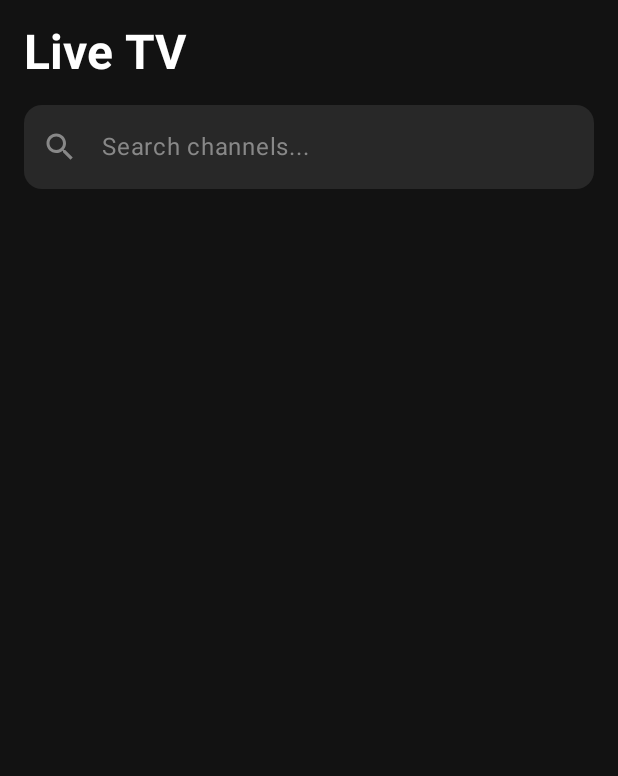
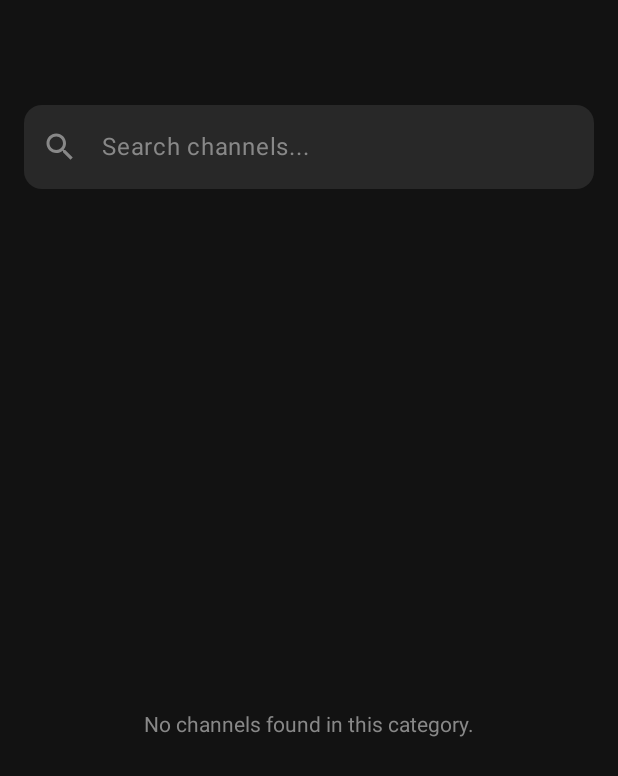
Before and after one commit to heartbroken25th-sudo/HEART256-TV, an Android app built with Jetpack Compose: the composable LiveTvScreen called with empty values, on a phone screen of 412 x 824 dp. Shown: the top 776 px of the screen. Run offline under Robolectric (Android 15) with nearby library versions, the phone set to English and light mode, and no system bars; pictures from the network do not load.

Commit message:
Update LiveTvScreen.kt

```diff
--- a/app/src/main/java/com/heart256tv/LiveTvScreen.kt
+++ b/app/src/main/java/com/heart256tv/LiveTvScreen.kt
@@ -49,12 +49,16 @@ fun LiveTvScreen(
     channels: List<TvChannel>,
     isLoading: Boolean,
     error: String?,
+    selectedCategory: String, // NEW PARAMETER
     onChannelClick: (String) -> Unit
 ) {
     var searchQuery by remember { mutableStateOf("") }
 
-    val filteredChannels = channels.filter {
-        it.name.contains(searchQuery, ignoreCase = true)
+    // Filter by BOTH category and search query!
+    val filteredChannels = channels.filter { channel ->
+        val matchesCategory = selectedCategory == "All" || channel.category == selectedCategory
+        val matchesSearch = channel.name.contains(searchQuery, ignoreCase = true)
+        matchesCategory && matchesSearch
     }
 
     Scaffold(
@@ -70,7 +74,7 @@ fun LiveTvScreen(
 
             Spacer(modifier = Modifier.height(16.dp))
             Text(
-                text = "Live TV",
+                text = if (selectedCategory == "All") "Live TV" else selectedCategory,
                 color = Color.White,
                 fontSize = 32.sp,
                 fontWeight = FontWeight.Bold
@@ -107,6 +111,10 @@ fun LiveTvScreen(
             } else if (error != null) {
                 Box(modifier = Modifier.fillMaxSize(), contentAlignment = Alignment.Center) {
                     Text(text = error, color = Color.Red)
+                }
+            } else if (filteredChannels.isEmpty()) {
+                Box(modifier = Modifier.fillMaxSize(), contentAlignment = Alignment.Center) {
+                    Text(text = "No channels found in this category.", color = Color.Gray)
                 }
             } else {
                 LazyColumn(
```
